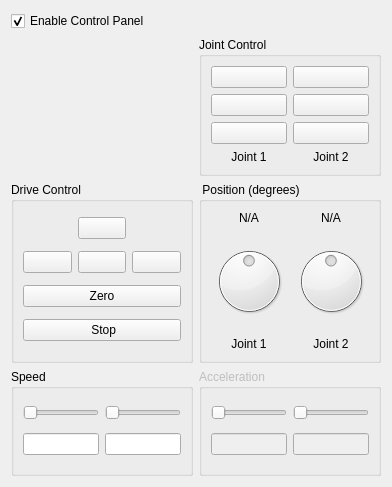
The window that controlpanel.ui (harrishancock/QtBaroboLink) describes before a commit, drawn with Qt 5.
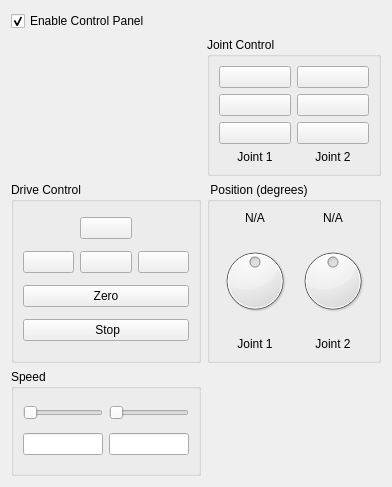
The same window after the commit. Icons and pictures are not drawn.

Commit message: Removed acceleration dialog from control panel

The edit to the form file:
```diff
--- a/controlpanel.ui
+++ b/controlpanel.ui
@@ -388,36 +388,20 @@
     </widget>
    </item>
    <item row="3" column="1">
-    <widget class="QGroupBox" name="groupBox_5">
-     <property name="enabled">
-      <bool>false</bool>
+    <spacer name="horizontalSpacer">
+     <property name="orientation">
+      <enum>Qt::Horizontal</enum>
      </property>
-     <property name="title">
-      <string>Acceleration</string>
+     <property name="sizeType">
+      <enum>QSizePolicy::Expanding</enum>
      </property>
-     <layout class="QGridLayout" name="gridLayout_4">
-      <item row="1" column="0">
-       <widget class="QLineEdit" name="edit_accel1"/>
-      </item>
-      <item row="0" column="0">
-       <widget class="QSlider" name="slider_accel1">
-        <property name="orientation">
-         <enum>Qt::Horizontal</enum>
-        </property>
-       </widget>
-      </item>
-      <item row="1" column="1">
-       <widget class="QLineEdit" name="edit_accel2"/>
-      </item>
-      <item row="0" column="1">
-       <widget class="QSlider" name="slider_accel2">
-        <property name="orientation">
-         <enum>Qt::Horizontal</enum>
-        </property>
-       </widget>
-      </item>
-     </layout>
-    </widget>
+     <property name="sizeHint" stdset="0">
+      <size>
+       <width>40</width>
+       <height>20</height>
+      </size>
+     </property>
+    </spacer>
    </item>
   </layout>
  </widget>
```
The commit also changes 3 other files.
